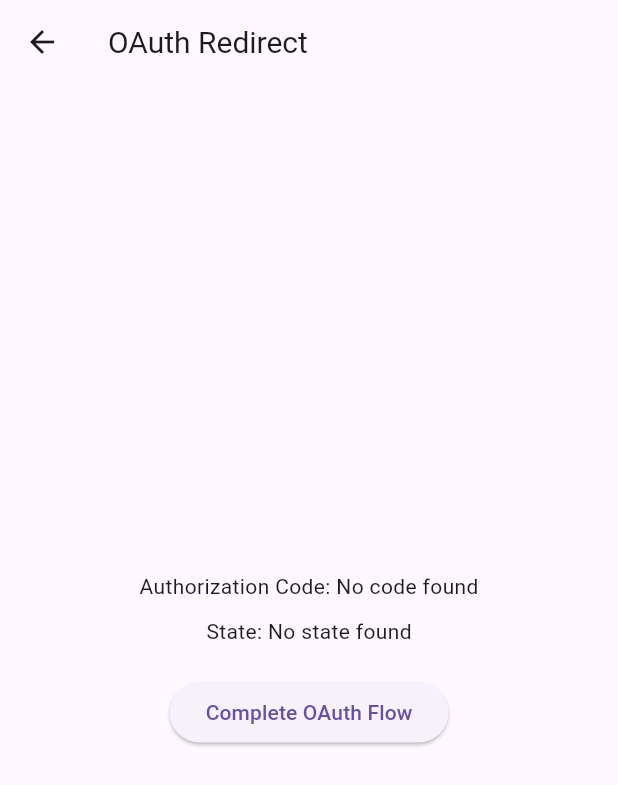
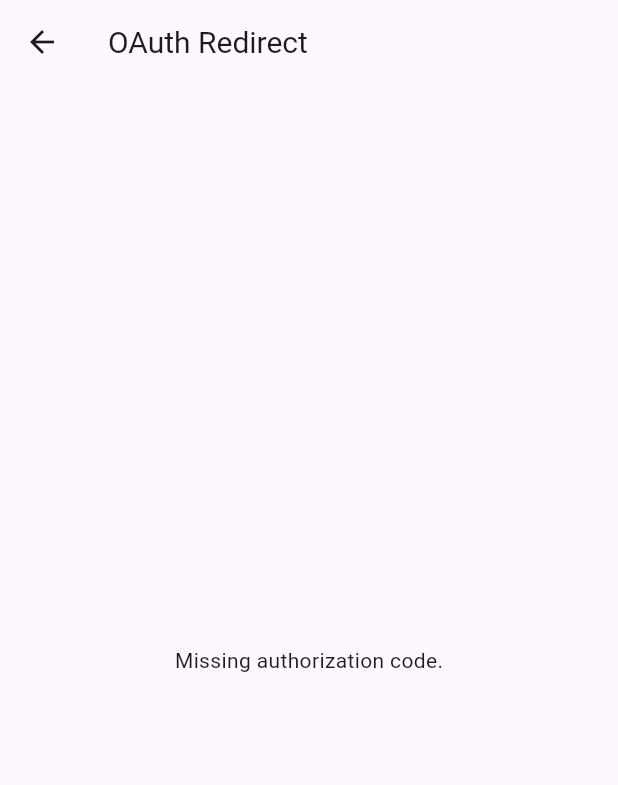
Before and after one commit to maximilian-mallory/jewel, a Flutter app: the screen it shows after launch, after a tap on "Go to OAuth Redirect", on a phone screen of 412 x 824 dp. Shown: the top 785 px of the screen. Run offline on Flutter 3.47's test engine with Material 3 defaults, Android fonts, the phone set to English and light mode, and no system bars; our stand-ins replace cloud_firestore, file_picker, firebase_auth, firebase_core, firebase_storage, flutter_colorpicker and 8 more; missing offline and left inert: firebase_ui_auth, firebase_ui_oauth_google, flutter_polyline_points, google_geocoding_api, google_maps_routes, google_sign_in_web and 3 more; accounts and stored records are empty.

Commit message:
modify: stash

```diff
--- a/jewel/lib/screens/graph_login.dart
+++ b/jewel/lib/screens/graph_login.dart
@@ -1,8 +1,11 @@
+import 'dart:math';
+import 'dart:convert';
 import 'package:flutter/material.dart';
 import 'package:uni_links/uni_links.dart';
 import 'dart:async';
-
 import 'package:url_launcher/url_launcher.dart';
+import 'package:crypto/crypto.dart';  // Add the crypto package
+import 'package:flutter_secure_storage/flutter_secure_storage.dart'; // Import for secure storage
 
 class MicrosoftLoginScreen extends StatefulWidget {
   @override
@@ -13,18 +16,53 @@ class _MicrosoftLoginScreenState extends State<MicrosoftLoginScreen> {
   StreamSubscription? _sub;
   Uri? _incomingUri;
   Map<String, String> _queryParameters = {};
+  late String _codeVerifier;
+  late String _codeChallenge;
+
+  // Create an instance of the secure storage
+  final _storage = FlutterSecureStorage();
 
   @override
   void initState() {
     super.initState();
     _initDeepLinking();
+    _generatePKCE();  // Generate PKCE code verifier and challenge
+  }
+
+  // Generate the PKCE code verifier and code challenge
+  void _generatePKCE() {
+    _codeVerifier = _generateRandomString(128);  // Code Verifier
+    _codeChallenge = _generateCodeChallenge(_codeVerifier);  // Code Challenge
+    print("[CODE VERIFIER]: $_codeVerifier");
+    print("[CODE CHALLENGE]: $_codeChallenge");
+    // Store the code verifier securely
+    _storage.write(key: 'code_verifier', value: _codeChallenge);
+  }
+
+  // Generate a random string (code verifier)
+  String _generateRandomString(int length) {
+    final random = Random.secure();
+    const chars = 'abcdefghijklmnopqrstuvwxyzABCDEFGHIJKLMNOPQRSTUVWXYZ0123456789';
+    return List.generate(length, (index) => chars[random.nextInt(chars.length)]).join();
+  }
+
+  // Generate code challenge using SHA256 hash of code verifier
+  String _generateCodeChallenge(String codeVerifier) {
+    final bytes = utf8.encode(codeVerifier);
+    final digest = sha256.convert(bytes);
+    return base64Url.encode(digest.bytes).replaceAll('=', ''); // PKCE challenge
   }
 
   void _initDeepLinking() async {
+    await Future.delayed(Duration(milliseconds: 300));
+
     try {
       final initialLink = await getInitialLink();
       if (initialLink != null) {
-        _handleDeepLink(Uri.parse(initialLink));
+        final uri = Uri.parse(initialLink);
+        if (uri.path.contains('oauth_redirect') && uri.queryParameters.containsKey('code')) {
+          _handleDeepLink(uri);
+        }
       }
     } catch (e) {
       print('Error getting initial link: $e');
@@ -32,7 +70,10 @@ class _MicrosoftLoginScreenState extends State<MicrosoftLoginScreen> {
 
     _sub = linkStream.listen((String? link) {
       if (link != null) {
-        _handleDeepLink(Uri.parse(link));
+        final uri = Uri.parse(link);
+        if (uri.path.contains('oauth_redirect') && uri.queryParameters.containsKey('code')) {
+          _handleDeepLink(uri);
+        }
       }
     });
   }
@@ -57,14 +98,26 @@ class _MicrosoftLoginScreenState extends State<MicrosoftLoginScreen> {
   }
 
   Future<void> _launchRedirectUrl() async {
+  final redirectUrl = 'https://login.microsoftonline.com/6c18c0d4-9d1c-4722-8d4f-2193f7ec6cbc/oauth2/v2.0/authorize'
+      '?client_id=316f543d-d5e6-4c90-8459-8ac7070ad917'
+      '&response_type=code'
+      '&redirect_uri=http%3A%2F%2Flocalhost%3A8000%2Foauth_redirect'
+      '&response_mode=query'
+      '&scope=offline_access%20User.Read%20Mail.Read'
+      '&state=12345'
+      '&prompt=login'
+      '&code_challenge=$_codeChallenge'
+      ; // Add PKCE parameters
 
-    final redirectUrl = 'https://login.microsoftonline.com/6c18c0d4-9d1c-4722-8d4f-2193f7ec6cbc/oauth2/v2.0/authorize?client_id=316f543d-d5e6-4c90-8459-8ac7070ad917&response_type=code&redirect_uri=http%3A%2F%2Flocalhost%3A8000%2Foauth_redirect&response_mode=query&scope=offline_access%20User.Read%20Mail.Read&state=12345&prompt=login';
+  // Save code_verifier to secure storage before launching
+  await _storage.write(key: 'code_verifier', value: _codeChallenge);
+
   final Uri uri = Uri.parse(redirectUrl);
 
   if (await canLaunchUrl(uri)) {
     await launchUrl(
       uri,
-        mode: LaunchMode.platformDefault, // Opens in same tab on web, browser/app on mobile
+      mode: LaunchMode.platformDefault,
     );
   } else {
     throw 'Could not launch $redirectUrl';
--- a/jewel/lib/screens/oauth_redirect_screen.dart
+++ b/jewel/lib/screens/oauth_redirect_screen.dart
@@ -1,32 +1,126 @@
 import 'package:flutter/material.dart';
+import 'package:http/http.dart' as http;
+import 'dart:convert';
+import 'package:flutter_secure_storage/flutter_secure_storage.dart'; // Import secure storage
 
-class OAuthRedirectScreen extends StatelessWidget {
+class OAuthRedirectScreen extends StatefulWidget {
+  @override
+  _OAuthRedirectScreenState createState() => _OAuthRedirectScreenState();
+}
+
+class _OAuthRedirectScreenState extends State<OAuthRedirectScreen> {
+  String? authorizationCode;
+  String? accessToken;
+  String? state;
+  bool isLoading = true;
+  String? errorMessage;
+
+  // Create an instance of the secure storage
+  final _storage = FlutterSecureStorage();
+
+  // Change these with your actual values
+  final String clientId = '316f543d-d5e6-4c90-8459-8ac7070ad917';
+  final String redirectUri = 'http://localhost:8000/oauth_redirect';
+  final String tenantId = '6c18c0d4-9d1c-4722-8d4f-2193f7ec6cbc';
+
+  @override
+  void initState() {
+    super.initState();
+    // Perform the code verifier check early
+    _checkCodeVerifier();
+  }
+
+  // Separate method to check for code verifier before token exchange
+  Future<void> _checkCodeVerifier() async {
+    // Retrieve the code verifier from secure storage
+    final codeVerifier = await _storage.read(key: 'code_verifier');
+    print("[STORED VERIFIER]: $codeVerifier");
+
+    if (codeVerifier == null) {
+      setState(() {
+        isLoading = false;
+        errorMessage = 'Code verifier is missing.';
+      });
+    } else {
+      // Proceed with the regular OAuth exchange if the verifier is valid
+      final args = ModalRoute.of(context)?.settings.arguments as Map<String, String>?;
+      if (args != null && args.containsKey('code')) {
+        authorizationCode = args['code'];
+        state = args['state'];
+        _exchangeCodeForToken(codeVerifier);
+      } else {
+        setState(() {
+          isLoading = false;
+          errorMessage = 'Missing authorization code.';
+        });
+      }
+    }
+  }
+
+  // Fetch code verifier from secure storage and exchange the authorization code for a token
+  Future<void> _exchangeCodeForToken(String codeVerifier) async {
+    final url = Uri.parse('https://login.microsoftonline.com/$tenantId/oauth2/v2.0/token');
+
+    final body = {
+      'client_id': clientId,
+      'scope': 'User.Read Mail.Read offline_access', // Scopes must match what you requested
+      'code': authorizationCode!,
+      'redirect_uri': redirectUri,
+      'grant_type': 'authorization_code',
+      'code_verifier': codeVerifier, // Include the code verifier in the request
+    };
+
+    try {
+      final response = await http.post(
+        url,
+        headers: {
+          'Content-Type': 'application/x-www-form-urlencoded',
+        },
+        body: body,
+      );
+
+      final jsonResponse = json.decode(response.body);
+
+      if (response.statusCode == 200) {
+        setState(() {
+          accessToken = jsonResponse['access_token'];
+          isLoading = false;
+        });
+      } else {
+        setState(() {
+          isLoading = false;
+          errorMessage = jsonResponse['error_description'] ?? 'Unknown error';
+        });
+      }
+    } catch (e) {
+      setState(() {
+        isLoading = false;
+        errorMessage = 'Failed to fetch token: $e';
+      });
+    }
+  }
+
   @override
   Widget build(BuildContext context) {
-    final args = ModalRoute.of(context)?.settings.arguments as Map<String, String>?;
-
-    final authorizationCode = args?['code'] ?? 'No code found';
-    final state = args?['state'] ?? 'No state found';
-
     return Scaffold(
       appBar: AppBar(title: const Text('OAuth Redirect')),
-      body: Center(
-        child: Column(
-          mainAxisAlignment: MainAxisAlignment.center,
-          children: [
-            Text('Authorization Code: $authorizationCode'),
-            const SizedBox(height: 10),
-            Text('State: $state'),
-            const SizedBox(height: 20),
-            ElevatedButton(
-              onPressed: () {
-                // You can now use the authorization code to exchange for an access token
-              },
-              child: const Text('Complete OAuth Flow'),
+      body: isLoading
+          ? const Center(child: CircularProgressIndicator())
+          : Center(
+              child: Padding(
+                padding: const EdgeInsets.all(16.0),
+                child: accessToken != null
+                    ? Column(
+                        mainAxisAlignment: MainAxisAlignment.center,
+                        children: [
+                          const Text('Access Token Retrieved!'),
+                          const SizedBox(height: 10),
+                          SelectableText(accessToken ?? ''),
+                        ],
+                      )
+                    : Text(errorMessage ?? 'No token or error available'),
+              ),
             ),
-          ],
-        ),
-      ),
     );
   }
 }
--- a/jewel/pubspec.yaml
+++ b/jewel/pubspec.yaml
@@ -63,6 +63,8 @@ dependencies:
   google_maps_routes: ^1.1.2
   location: ^5.0.0
   uni_links: ^0.5.1
+  crypto: ^3.0.6
+  flutter_secure_storage: ^9.2.4
 dev_dependencies:
   flutter_test:
     sdk: flutter
```
Also changed, not shown: jewel/pubspec.lock, 5 other files. Lines whose indentation alone changed are shown as unchanged.
